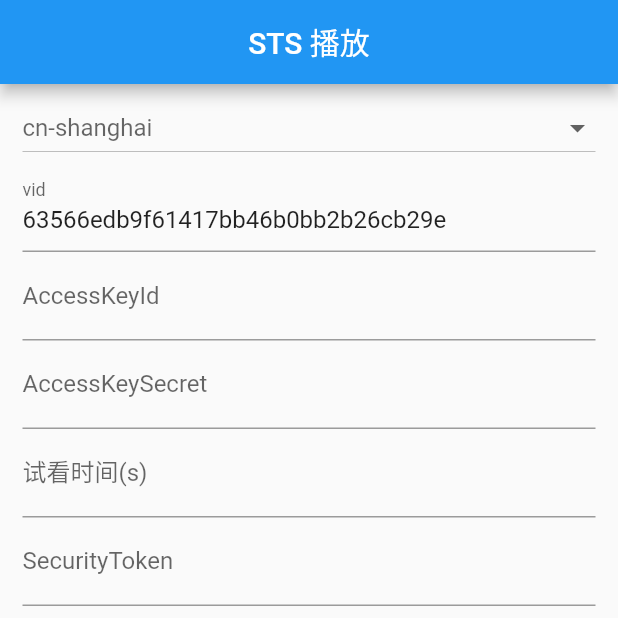
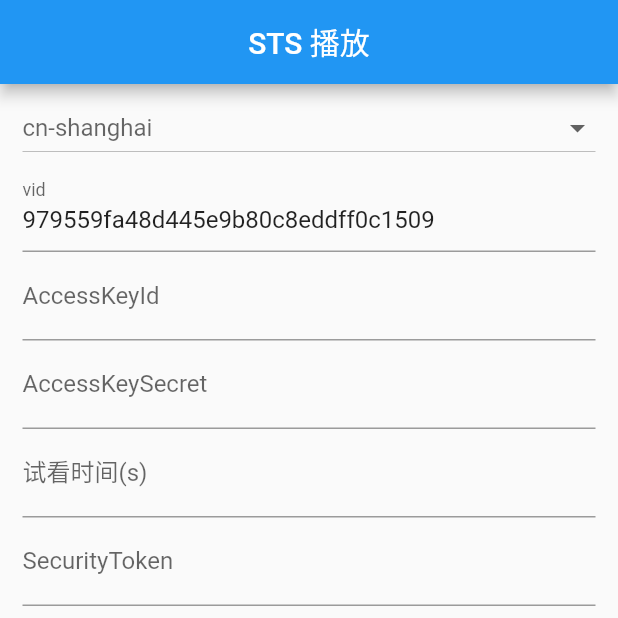
Before and after one commit to GeekTR/flutter_aliplayer, a Flutter app: the StsPage screen opened directly, on a phone screen of 412 x 824 dp, the top half of it. Run offline on Flutter 3.47's test engine with Material 2 defaults, Android fonts, the phone set to English and light mode, and no system bars; our stand-ins replace dio, fluttertoast, pull_to_refresh, sqflite; missing offline and left inert: qrcode_reader; accounts and stored records are empty; project files that could hold a hidden picture were left out.

Commit message:
feat:bug修复

```diff
--- a/example/lib/page/player_page.dart
+++ b/example/lib/page/player_page.dart
@@ -276,7 +276,7 @@ class _PlayerPageState extends State<PlayerPage> with WidgetsBindingObserver {
             children: [
               Stack(
                 children: [
-                  Container(child: aliPlayerView, width: width, height: height),
+                  Container(color: Colors.black,child: aliPlayerView, width: width, height: height),
                   Container(
                     width: width,
                     height: height,
--- a/example/lib/page/sts_page.dart
+++ b/example/lib/page/sts_page.dart
@@ -13,7 +13,7 @@ class StsPage extends StatefulWidget {
 class _StsHomePageState extends State<StsPage> {
   TextEditingController _vidController =
       TextEditingController.fromValue(TextEditingValue(
-    text: '63566edb9f61417bb46b0bb2b26cb29e',//DataSourceRelated.DEFAULT_VID,
+    text: DataSourceRelated.DEFAULT_VID,
   ));
   TextEditingController _accessKeyIdController = TextEditingController();
   TextEditingController _accessKeySecretController = TextEditingController();
```
